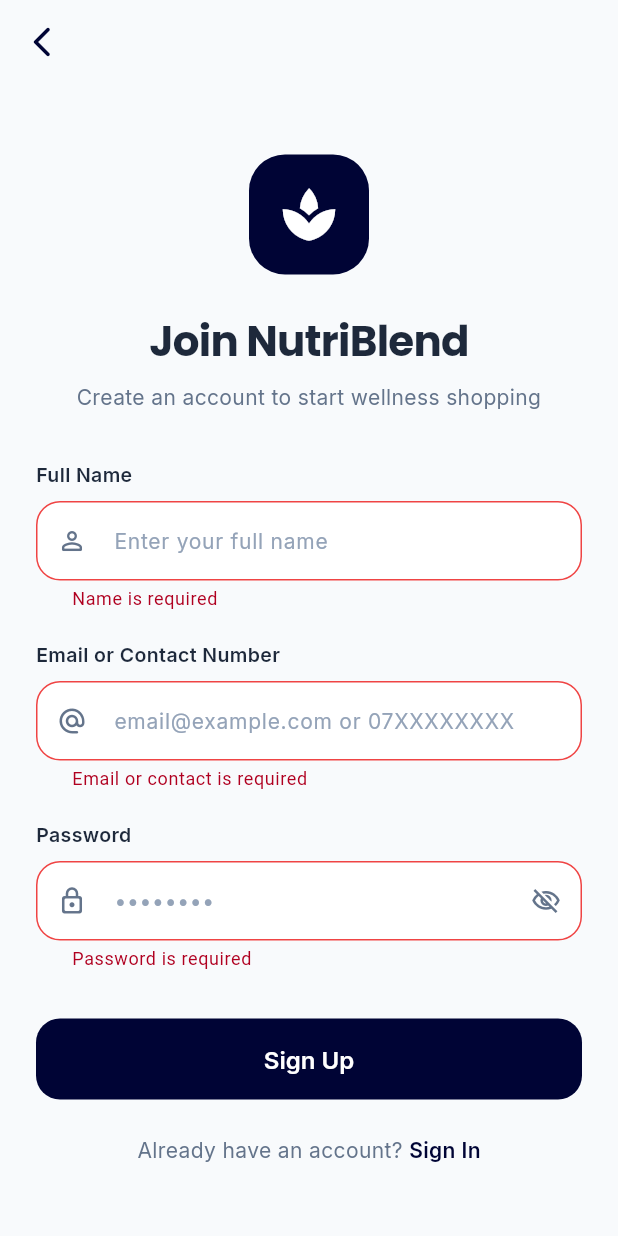
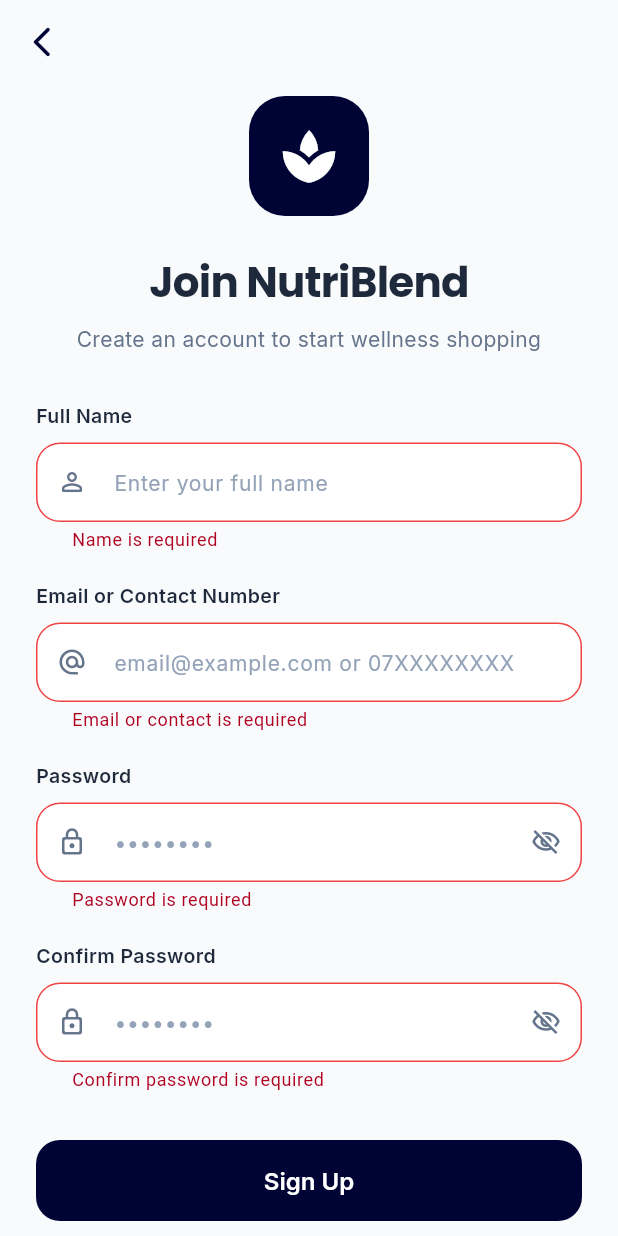
Before and after one commit to gilianfavour/API-Fetching-Group-Two, a Flutter app: the RegisterScreen screen opened directly, after a tap on "Sign Up", on a phone screen of 412 x 824 dp. Run offline on Flutter 3.47's test engine with Material 3 defaults, Android fonts, the phone set to English and light mode, and no system bars; our stand-ins replace google_fonts, shared_preferences, shimmer; accounts and stored records are empty; network calls fail.

Commit message:
feat: Add password confirmation field on register screen

```diff
--- a/lib/providers/auth_provider.dart
+++ b/lib/providers/auth_provider.dart
@@ -51,6 +51,7 @@ class AuthProvider extends ChangeNotifier {
     required String name,
     required String emailOrContact,
     required String password,
+    required String passwordConfirmation,
   }) async {
     _isLoading = true;
     _error = null;
@@ -61,6 +62,7 @@ class AuthProvider extends ChangeNotifier {
         name: name,
         emailOrContact: emailOrContact,
         password: password,
+        passwordConfirmation: passwordConfirmation,
       );
       _isLoading = false;
       notifyListeners();
--- a/lib/screens/auth/register_screen.dart
+++ b/lib/screens/auth/register_screen.dart
@@ -16,13 +16,16 @@ class _RegisterScreenState extends State<RegisterScreen> {
   final _nameCtrl = TextEditingController();
   final _emailContactCtrl = TextEditingController();
   final _passwordCtrl = TextEditingController();
+  final _confirmPasswordCtrl = TextEditingController();
   bool _obscurePassword = true;
+  bool _obscureConfirmPassword = true;
 
   @override
   void dispose() {
     _nameCtrl.dispose();
     _emailContactCtrl.dispose();
     _passwordCtrl.dispose();
+    _confirmPasswordCtrl.dispose();
     super.dispose();
   }
 
@@ -34,6 +37,7 @@ class _RegisterScreenState extends State<RegisterScreen> {
       name: _nameCtrl.text.trim(),
       emailOrContact: _emailContactCtrl.text.trim(),
       password: _passwordCtrl.text,
+      passwordConfirmation: _confirmPasswordCtrl.text,
     );
 
     if (!mounted) return;
@@ -194,7 +198,7 @@ class _RegisterScreenState extends State<RegisterScreen> {
                   TextFormField(
                     controller: _passwordCtrl,
                     obscureText: _obscurePassword,
-                    textInputAction: TextInputAction.done,
+                    textInputAction: TextInputAction.next,
                     style: GoogleFonts.inter(fontSize: 14),
                     decoration: _inputDecoration(
                       hintText: "••••••••",
@@ -214,6 +218,45 @@ class _RegisterScreenState extends State<RegisterScreen> {
                       }
                       if (val.length < 6) {
                         return "Password must be at least 6 characters";
+                      }
+                      return null;
+                    },
+                  ),
+                  const SizedBox(height: 20),
+
+                  // Confirm Password Field
+                  Text(
+                    "Confirm Password",
+                    style: GoogleFonts.inter(
+                      fontSize: 13,
+                      fontWeight: FontWeight.w600,
+                      color: const Color(0xFF1E293B),
+                    ),
+                  ),
+                  const SizedBox(height: 8),
+                  TextFormField(
+                    controller: _confirmPasswordCtrl,
+                    obscureText: _obscureConfirmPassword,
+                    textInputAction: TextInputAction.done,
+                    style: GoogleFonts.inter(fontSize: 14),
+                    decoration: _inputDecoration(
+                      hintText: "••••••••",
+                      icon: Icons.lock_outline_rounded,
+                      suffixIcon: IconButton(
+                        icon: Icon(
+                          _obscureConfirmPassword ? Icons.visibility_off_outlined : Icons.visibility_outlined,
+                          color: const Color(0xFF64748B),
+                          size: 20,
+                        ),
+                        onPressed: () => setState(() => _obscureConfirmPassword = !_obscureConfirmPassword),
+                      ),
+                    ),
+                    validator: (val) {
+                      if (val == null || val.isEmpty) {
+                        return "Confirm password is required";
+                      }
+                      if (val != _passwordCtrl.text) {
+                        return "Passwords do not match";
                       }
                       return null;
                     },
--- a/lib/services/auth_service.dart
+++ b/lib/services/auth_service.dart
@@ -11,12 +11,14 @@ class AuthService {
     required String name,
     required String emailOrContact,
     required String password,
+    required String passwordConfirmation,
   }) async {
     final url = Uri.parse('$baseUrl/auth/register');
 
     final Map<String, dynamic> body = {
       'name': name,
       'password': password,
+      'password_confirmation': passwordConfirmation,
     };
 
     if (emailOrContact.contains('@')) {
```
